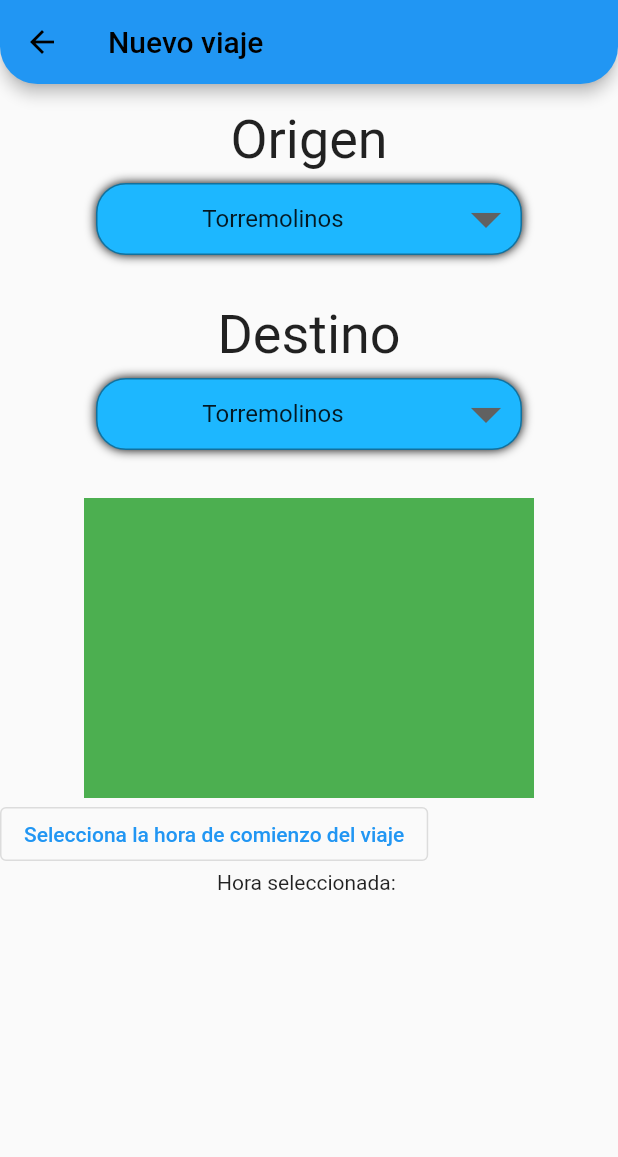
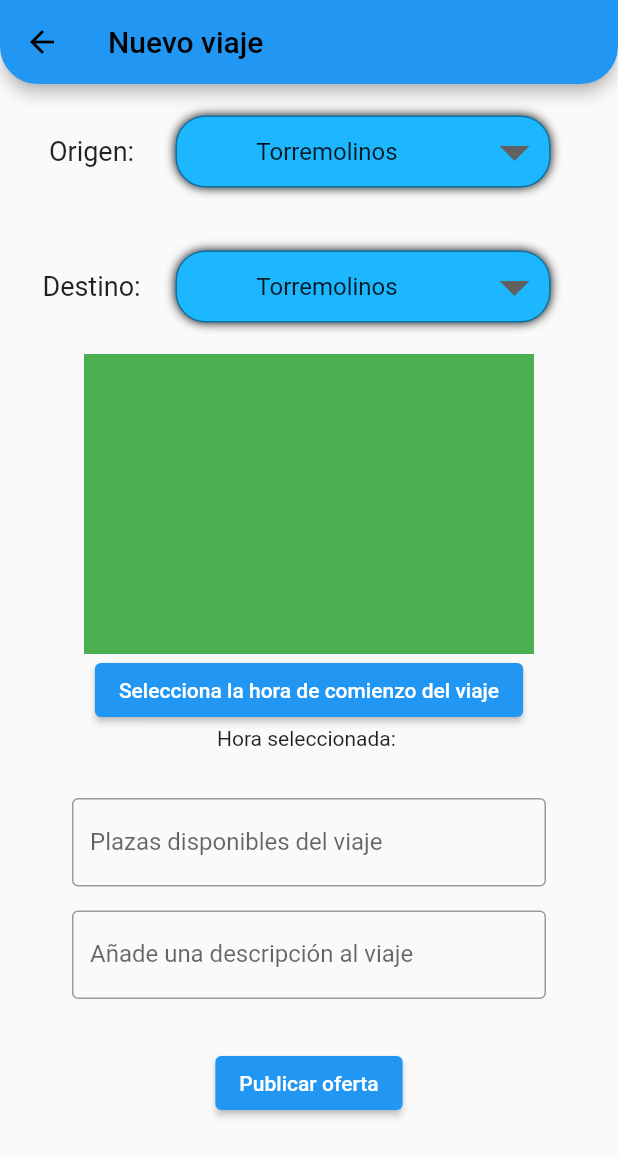
Before and after one commit to BryanVL/unicar, a Flutter app: the CrearOferta screen opened by its route, on a phone screen of 412 x 824 dp. Shown: the top 1157 px of the screen. Run offline on Flutter 3.47's test engine with Material 2 defaults, Android fonts, the phone set to English and light mode, and no system bars; our stand-ins replace supabase_flutter; accounts and stored records are empty.

```diff
--- a/lib/screens/crear_oferta_screen.dart
+++ b/lib/screens/crear_oferta_screen.dart
@@ -24,20 +24,20 @@ class _CrearOfertaState extends State<CrearOferta> {
               Navigator.of(context).pop();
             },
           )),
-      body: Padding(
-        padding: const EdgeInsets.only(top: 16.0),
+      body: SingleChildScrollView(
         child: Column(
           children: [
-            customDropdown(titulo: 'Origen'),
-            customDropdown(titulo: 'Destino'),
+            const customDropdown(titulo: 'Origen:'),
+            const customDropdown(titulo: 'Destino:'),
             Container(
               width: 300,
               height: 200,
               color: Colors.green,
             ),
             Row(
+              mainAxisAlignment: MainAxisAlignment.center,
               children: [
-                OutlinedButton(
+                ElevatedButton(
                   onPressed: () async {
                     final TimeOfDay? picked_s = await showTimePicker(
                       context: context,
@@ -57,6 +57,41 @@ class _CrearOfertaState extends State<CrearOferta> {
               ],
             ),
             Text('Hora seleccionada: $selectedTime'),
+            const Padding(
+              padding: EdgeInsets.only(
+                left: 48.0,
+                right: 48,
+                top: 32,
+                bottom: 8,
+              ),
+              child: TextField(
+                decoration: InputDecoration(
+                  border: OutlineInputBorder(),
+                  labelText: 'Plazas disponibles del viaje',
+                ),
+              ),
+            ),
+            const Padding(
+              padding: EdgeInsets.only(
+                left: 48.0,
+                right: 48,
+                top: 8,
+                bottom: 32,
+              ),
+              child: TextField(
+                decoration: InputDecoration(
+                    border: OutlineInputBorder(),
+                    labelText: 'Añade una descripción al viaje',
+                    hintText: 'Escribe algo para que sea más fácil reconocerte'),
+              ),
+            ),
+            Padding(
+              padding: const EdgeInsets.only(bottom: 32.0),
+              child: ElevatedButton(
+                onPressed: () {},
+                child: Text('Publicar oferta'),
+              ),
+            )
           ],
         ),
       ),
--- a/lib/screens/ofertas_screen.dart
+++ b/lib/screens/ofertas_screen.dart
@@ -1,4 +1,6 @@
 import 'package:flutter/material.dart';
+import 'package:supabase_flutter/supabase_flutter.dart';
+import 'package:unicar/models/oferta.dart';
 
 class OfertasScreen extends StatelessWidget {
   const OfertasScreen({super.key});
@@ -7,7 +9,23 @@ class OfertasScreen extends StatelessWidget {
 
   @override
   Widget build(BuildContext context) {
+    Future<Oferta?> recogerDatos() async {
+      final supabase = Supabase.instance.client;
+      final data = await supabase.from('Viaje').select(
+            'id,created_at,Origen,Destino,latitud_origen,longitud_origen,latitud_destino,longitud_destino,hora_inicio,plazas_totales,plazas_ocupadas,descripcion, creado_por',
+          );
+      print('El valor es ${data}');
+    }
+
     return Scaffold(
+      body: ElevatedButton(
+        onPressed: () {
+          recogerDatos();
+        },
+        child: Text(
+          'Pulsa para probar base de datos',
+        ),
+      ),
       floatingActionButtonLocation: FloatingActionButtonLocation.endFloat,
       floatingActionButton: FloatingActionButton.extended(
         onPressed: () {
--- a/lib/widgets/dropdown.dart
+++ b/lib/widgets/dropdown.dart
@@ -13,21 +13,32 @@ class _customDropdownState extends State<customDropdown> {
 
   @override
   Widget build(BuildContext context) {
-    return Column(
+    return Row(
+      mainAxisAlignment: MainAxisAlignment.center,
+      crossAxisAlignment: CrossAxisAlignment.center,
       children: [
-        Text(
+        Padding(
+          padding: const EdgeInsets.only(left: 8.0),
+          child: Container(
+            alignment: Alignment.center,
+            width: 80,
+            height: 90,
+            child: Text(
               widget.titulo,
               style: const TextStyle(
-            fontSize: 36,
+                fontSize: 18,
+              ),
+            ),
           ),
         ),
         Padding(
           padding: const EdgeInsets.only(
-            top: 8.0,
-            bottom: 32,
-            left: 64,
-            right: 64,
+            left: 16,
+            right: 32,
           ),
+          child: Container(
+            alignment: Alignment.bottomCenter,
+            width: 250,
             child: DecoratedBox(
               decoration: BoxDecoration(
                 color: const Color.fromARGB(255, 29, 183, 255),
@@ -89,6 +100,7 @@ class _customDropdownState extends State<customDropdown> {
               ),
             ),
           ),
+        ),
       ],
     );
   }
--- a/pubspec.yaml
+++ b/pubspec.yaml
@@ -27,6 +27,7 @@ environment:
 # the latest version available on pub.dev. To see which dependencies have newer
 # versions available, run `flutter pub outdated`.
 dependencies:
+  supabase_flutter: ^1.4.0
   flutter:
     sdk: flutter
 
```
Also changed, not shown: lib/main.dart (+8 -1 lines), lib/models/oferta.dart (+22 -7 lines), pubspec.lock, 6 other files. Lines whose indentation alone changed are shown as unchanged.
